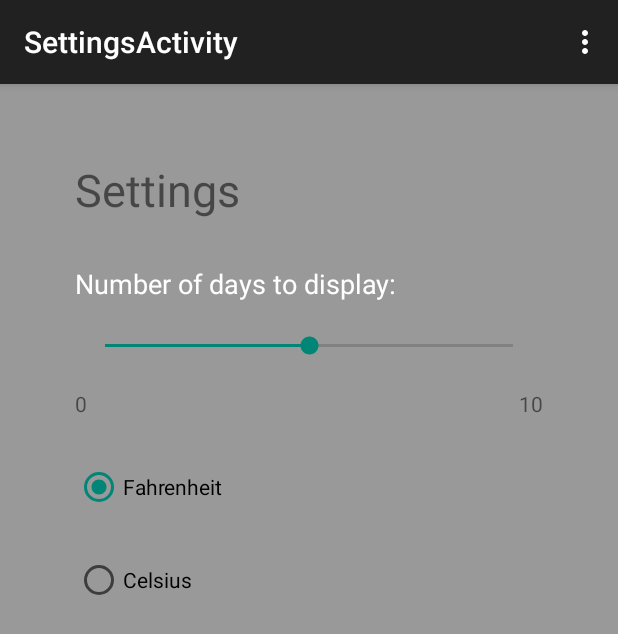
After one commit to remigalvez/RainOrShine1, an Android app: the SettingsActivity screen opened directly, with no data from a screen before it, on a phone screen of 412 x 824 dp. The commit adds this screen. Shown: the top 634 px of the screen. Run offline under Robolectric (Android 15) with nearby library versions, the phone set to English and light mode, and no system bars.

Commit message:
Integration of C/F and number of days to display

```diff
--- /dev/null
+++ b/app/src/main/java/com/remigalvez/rainorshine/SettingsActivity.java
@@ -0,0 +1,119 @@
+package com.remigalvez.rainorshine;
+
+import android.os.Bundle;
+import android.support.v7.app.AppCompatActivity;
+import android.view.Menu;
+import android.view.MenuItem;
+import android.view.View;
+import android.widget.RadioButton;
+import android.widget.RadioGroup;
+import android.widget.SeekBar;
+import android.widget.TextView;
+
+public class SettingsActivity extends AppCompatActivity {
+
+    RadioGroup unitsBtns;
+    RadioButton celsiusBtn;
+    RadioButton fahrenheitBtn;
+
+    SeekBar daySlider;
+    TextView numDaysTxt;
+    int numDays;
+
+    String units;
+
+    @Override
+    protected void onCreate(Bundle savedInstanceState) {
+        super.onCreate(savedInstanceState);
+        setContentView(R.layout.activity_settings);
+
+        unitsBtns = (RadioGroup) findViewById(R.id.unitsBtns);
+        units = Settings.units;
+
+        celsiusBtn = (RadioButton) findViewById(R.id.celsiusBtn);
+        fahrenheitBtn = (RadioButton) findViewById(R.id.fahrenheitBtn);
+
+        numDays = Settings.numDays;
+        numDaysTxt = (TextView) findViewById(R.id.numDaysTxt);
+
+        daySlider = (SeekBar) findViewById(R.id.daySlider);
+        daySlider.setProgress(numDays);
+
+        daySlider.setOnSeekBarChangeListener(new SeekBar.OnSeekBarChangeListener() {
+            int startingProgress;
+
+            @Override
+            public void onProgressChanged(SeekBar seekBar, int progress, boolean fromUser) {
+                numDaysTxt.setText("" + progress);
+            }
+
+            @Override
+            public void onStartTrackingTouch(SeekBar seekBar) {
+                startingProgress = seekBar.getProgress();
+            }
+
+            @Override
+            public void onStopTrackingTouch(SeekBar seekBar) {
+                numDays = seekBar.getProgress();
+            }
+        });
+
+        switch (Settings.units) {
+            case "C":
+                unitsBtns.check(R.id.celsiusBtn);
+                break;
+            case "F":
+                unitsBtns.check(R.id.fahrenheitBtn);
+                break;
+            default:
+                break;
+        }
+    }
+
+    @Override
+    public void onDestroy() {
+        super.onDestroy();
+        Settings.setNumDays(numDays);
+        Settings.setUnits(units);
+        finish();
+    }
+
+    @Override
+    public boolean onCreateOptionsMenu(Menu menu) {
+        // Inflate the menu; this adds items to the action bar if it is present.
+        getMenuInflater().inflate(R.menu.menu_settings, menu);
+        return true;
+    }
+
+    @Override
+    public boolean onOptionsItemSelected(MenuItem item) {
+        // Handle action bar item clicks here. The action bar will
+        // automatically handle clicks on the Home/Up button, so long
+        // as you specify a parent activity in AndroidManifest.xml.
+        int id = item.getItemId();
+
+        //noinspection SimplifiableIfStatement
+        if (id == R.id.action_settings) {
+            return true;
+        }
+
+        return super.onOptionsItemSelected(item);
+    }
+
+    public void onRadioButtonClicked(View view) {
+        // Is the button now checked?
+        boolean checked = ((RadioButton) view).isChecked();
+
+        // Check which radio button was clicked
+        switch(view.getId()) {
+            case R.id.fahrenheitBtn:
+                if (checked)
+                    units = "F";
+                    break;
+            case R.id.celsiusBtn:
+                if (checked)
+                    units = "C";
+                    break;
+        }
+    }
+}
--- a/app/src/main/res/layout/activity_settings.xml
+++ b/app/src/main/res/layout/activity_settings.xml
@@ -3,7 +3,7 @@
               android:orientation="vertical"
               android:layout_width="match_parent"
               android:layout_height="match_parent"
-              android:background="#666666"
+              android:background="#999999"
               android:padding="50dp">
 
     <TextView
@@ -13,12 +13,27 @@
         android:textSize="30sp"
         android:layout_marginBottom="30dp"/>
 
-    <TextView
-        android:layout_width="wrap_content"
+    <LinearLayout
+        android:layout_width="match_parent"
         android:layout_height="wrap_content"
-        android:text="@string/daySliderTxt"
-        android:textColor="#FFFFFF"
-        android:textSize="20sp"/>
+        android:orientation="horizontal">
+
+        <TextView
+            android:layout_width="wrap_content"
+            android:layout_height="wrap_content"
+            android:text="@string/daySliderTxt"
+            android:textColor="#FFFFFF"
+            android:textSize="18sp"/>
+
+        <TextView
+            android:id="@+id/numDaysTxt"
+            android:layout_width="match_parent"
+            android:layout_height="wrap_content"
+            android:gravity="right"
+            android:textColor="#FFFFFF"
+            android:textSize="18sp"/>
+
+    </LinearLayout>
 
     <SeekBar
         android:id="@+id/daySlider"
@@ -31,19 +46,35 @@
         android:layout_width="match_parent"
         android:layout_height="wrap_content"
         android:orientation="horizontal">
-
             <TextView
                 android:layout_width="wrap_content"
                 android:layout_height="wrap_content"
                 android:text="0"/>
-
             <TextView
                 android:layout_width="match_parent"
                 android:layout_height="wrap_content"
                 android:text="10"
-                android:gravity="right"
-                android:layout_gravity="right"/>
-
+                android:gravity="right"/>
     </LinearLayout>
 
+    <RadioGroup
+        android:id="@+id/unitsBtns"
+        android:layout_width="wrap_content"
+        android:layout_height="wrap_content">
+        <RadioButton
+            android:id="@+id/fahrenheitBtn"
+            android:layout_width="wrap_content"
+            android:layout_height="wrap_content"
+            android:layout_marginTop="30dp"
+            android:text="@string/fahrenheit"
+            android:onClick="onRadioButtonClicked"/>
+        <RadioButton
+            android:id="@+id/celsiusBtn"
+            android:layout_width="match_parent"
+            android:layout_height="wrap_content"
+            android:layout_marginTop="30dp"
+            android:text="@string/celsius"
+            android:onClick="onRadioButtonClicked"/>
+    </RadioGroup>
+
 </LinearLayout>
--- /dev/null
+++ b/app/src/main/res/menu/menu_settings.xml
@@ -0,0 +1,9 @@
+<menu xmlns:android="http://schemas.android.com/apk/res/android"
+      xmlns:app="http://schemas.android.com/apk/res-auto"
+      xmlns:tools="http://schemas.android.com/tools"
+      tools:context="com.remigalvez.rainorshine.SettingsActivity">
+    <item android:id="@+id/action_settings"
+          android:title="@string/action_settings"
+          android:orderInCategory="100"
+          app:showAsAction="never"/>
+</menu>
--- a/app/src/main/res/values/strings.xml
+++ b/app/src/main/res/values/strings.xml
@@ -6,7 +6,10 @@
     <string name="welcome_message">Rain Or Shine</string>
     <string name="refresh_button">Get data</string>
     <string name="today">Today</string>
-    <string name="daySliderTxt">Number of days to display</string>
+    <string name="daySliderTxt">Number of days to display: </string>
     <string name="settings">Settings</string>
+    <string name="fahrenheit">Fahrenheit</string>
+    <string name="celsius">Celsius</string>
+    <string name="title_activity_settings">SettingsActivity</string>
 
 </resources>
```
Also changed, not shown: app/src/main/AndroidManifest.xml (+9 -3 lines), app/src/main/java/com/remigalvez/rainorshine/Settings.java (+21 -2 lines), app/src/main/java/com/remigalvez/rainorshine/activity/MainActivity.java (+11 -0 lines).
